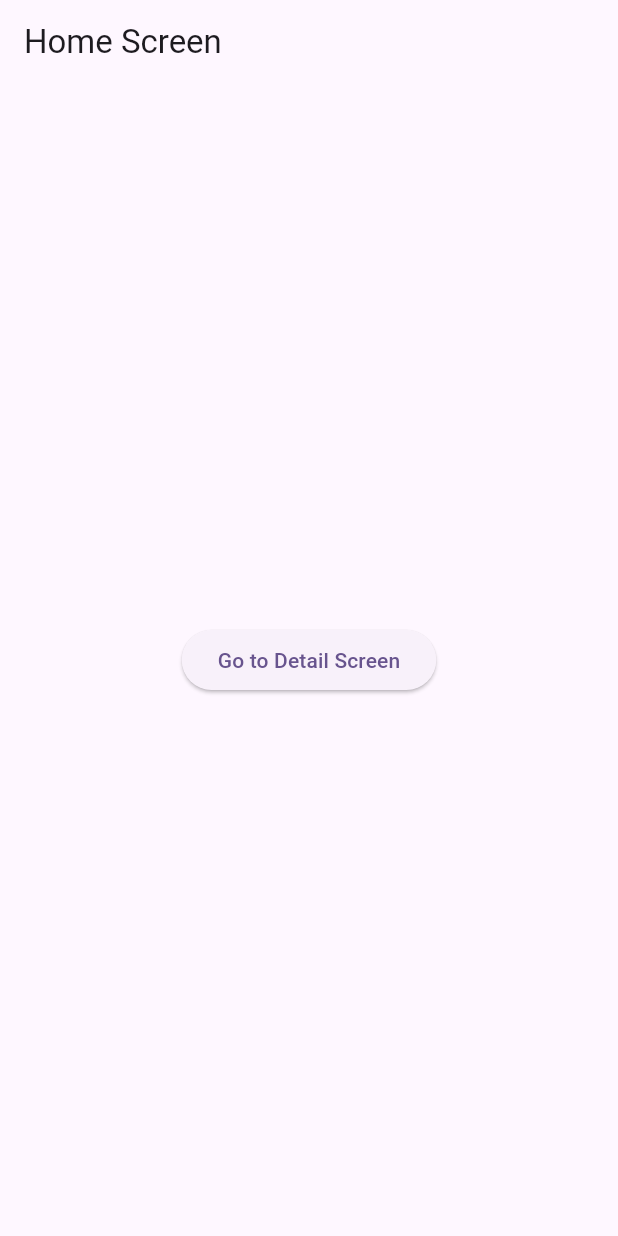
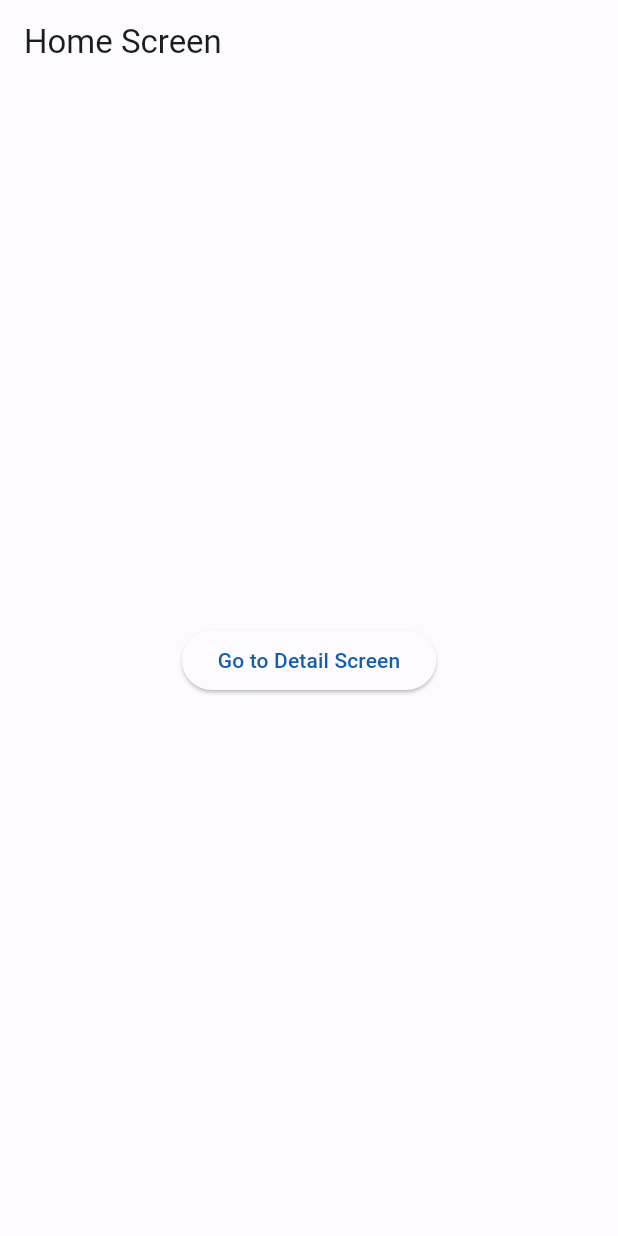
Before and after one commit to dao0203/system_design_app, a Flutter app: the screen it shows after launch, on a phone screen of 412 x 824 dp. Run offline on Flutter 3.47's test engine with Material 3 defaults, Android fonts, the light colour scheme and no system bars; our stand-ins replace auto_route, hooks_riverpod.

Commit message:
add design system created using material theme builder

```diff
--- a/lib/main.dart
+++ b/lib/main.dart
@@ -1,5 +1,6 @@
 import 'package:flutter/material.dart';
 import 'package:system_design_app/feature/home/home_router.dart';
+import 'package:system_design_app/theme/color_schemes.g.dart';
 
 void main() {
   runApp(MyApp());
@@ -15,9 +16,14 @@ class MyApp extends StatelessWidget {
     return MaterialApp.router(
       title: 'Flutter Demo',
       theme: ThemeData(
-        colorScheme: ColorScheme.fromSeed(seedColor: Colors.deepPurple),
+        colorScheme: lightColorScheme,
         useMaterial3: true,
       ),
+      darkTheme: ThemeData(
+        colorScheme: darkColorScheme,
+        useMaterial3: true,
+      ),
+      debugShowCheckedModeBanner: false,
       routerConfig: _homeRouter.config(),
     );
   }
```
Also changed, not shown: lib/theme/color_schemes.g.dart (added).
